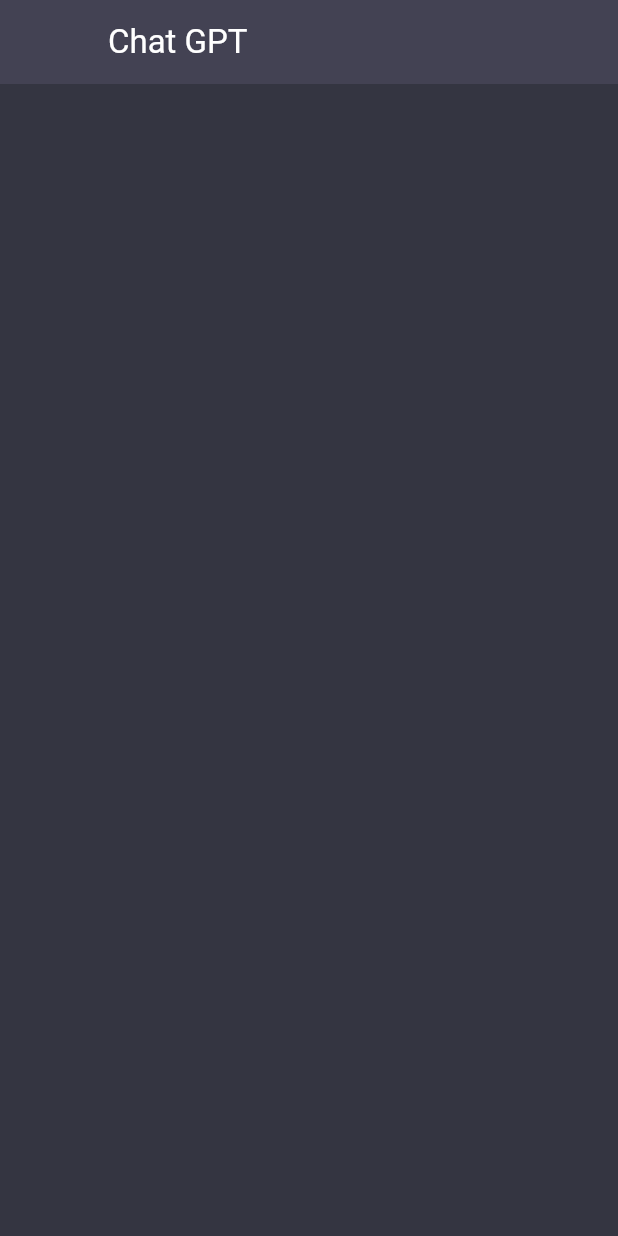
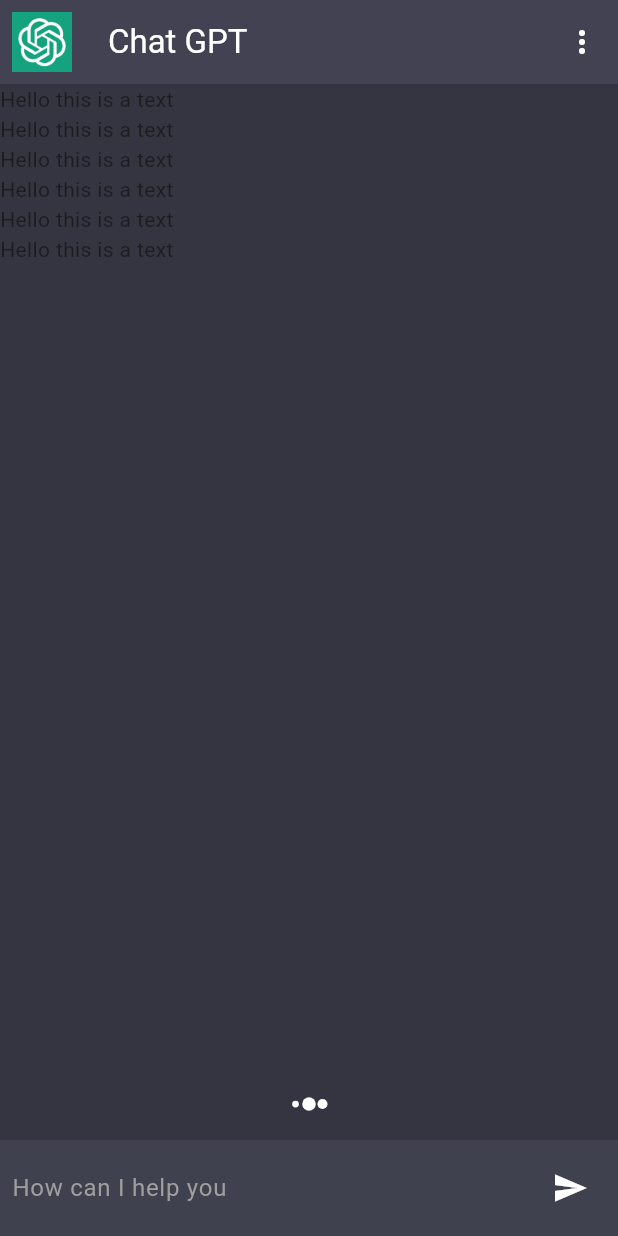
Before and after one commit to ngothanhluc/AdvancedMobile, a Flutter app: the screen it shows after launch, on a phone screen of 412 x 824 dp. Run offline on Flutter 3.47's test engine with Material 3 defaults, Android fonts, the phone set to English and light mode, and no system bars; our stand-ins replace flutter_spinkit.

Commit message:
Create chat screen

```diff
--- a/chatgpt_app/lib/screens/chat_screen.dart
+++ b/chatgpt_app/lib/screens/chat_screen.dart
@@ -1,4 +1,9 @@
+import 'package:chatgpt_app/constants/constants.dart';
 import 'package:flutter/material.dart';
+import 'package:flutter/src/widgets/container.dart';
+import 'package:flutter/src/widgets/framework.dart';
+import 'package:flutter_spinkit/flutter_spinkit.dart';
+import "../services/assets_manager.dart";
 
 class ChatScreen extends StatefulWidget {
   const ChatScreen({super.key});
@@ -8,14 +13,81 @@
 }
 
 class _ChatScreenState extends State<ChatScreen> {
+  final _isTyping = true;
+  late TextEditingController textEditingController;
+  @override
+  void initState() {
+    super.initState();
+    textEditingController = TextEditingController();
+  }
+
   @override
   Widget build(BuildContext context) {
     return Scaffold(
       appBar: AppBar(
         elevation: 2,
-        leading: const Padding(padding: EdgeInsets.all(8)),
+        leading: Padding(
+            padding: const EdgeInsets.all(8.0),
+            child: Image.asset(AssetsManager.openaiLogo)),
         title: const Text("Chat GPT"),
+        actions: [
+          IconButton(
+              onPressed: () {},
+              icon: const Icon(
+                Icons.more_vert_rounded,
+                color: Colors.white,
+              ))
+        ],
       ),
+      body: SafeArea(
+          child: Column(
+        children: [
+          Flexible(
+              child: ListView.builder(
+                  itemCount: 6,
+                  itemBuilder: (context, index) {
+                    return const Text("Hello this is a text");
+                  })),
+          if (_isTyping) ...[
+            const SpinKitThreeBounce(
+              color: Colors.white,
+              size: 18,
+            ),
+            SizedBox(
+              height: 15,
+            ),
+            Material(
+                color: cardColor,
+                child: Padding(
+                  padding: const EdgeInsets.all(8.0),
+                  child: Row(
+                    children: [
+                      Expanded(
+                        child: TextField(
+                          style: const TextStyle(color: Colors.white),
+                          controller: textEditingController,
+                          onSubmitted: (value) {
+                            print(value);
+                          },
+                          decoration: const InputDecoration.collapsed(
+                              hintText: "How can I help you",
+                              hintStyle: TextStyle(color: Colors.grey)),
+                        ),
+                      ),
+                      IconButton(
+                          onPressed: () {
+                            print(textEditingController.text);
+                          },
+                          icon: const Icon(
+                            Icons.send,
+                            color: Colors.white,
+                          ))
+                    ],
+                  ),
+                ))
+          ]
+        ],
+      )),
     );
   }
 }
--- a/chatgpt_app/lib/services/assets_manager.dart
+++ b/chatgpt_app/lib/services/assets_manager.dart
@@ -1,3 +1,6 @@
 class AssetsManager {
-  static String imagePath = "assets/images/";
+  static String imagePath = "assets/images";
+  static String userImage = "$imagePath/person.png";
+  static String botImage = "$imagePath/chat_logo.png";
+  static String openaiLogo = "$imagePath/openai_logo.jpg";
 }
--- a/chatgpt_app/pubspec.yaml
+++ b/chatgpt_app/pubspec.yaml
@@ -33,7 +33,11 @@
 
     # The following adds the Cupertino Icons font to your application.
     # Use with the CupertinoIcons class for iOS style icons.
-    cupertino_icons: ^1.0.2
+    cupertino_icons: ^1.0.6
+    flutter_spinkit: ^5.2.0
+    provider: ^6.1.1
+    animated_text_kit: ^4.2.2
+    http: ^1.1.0
 
 dev_dependencies:
     flutter_test:
```
Also changed, not shown: chatgpt_app/assets/images/chat_logo.png (added), chatgpt_app/assets/images/openai_logo.jpg (added), chatgpt_app/assets/images/person.png (added), chatgpt_app/pubspec.lock, 8 other files.
